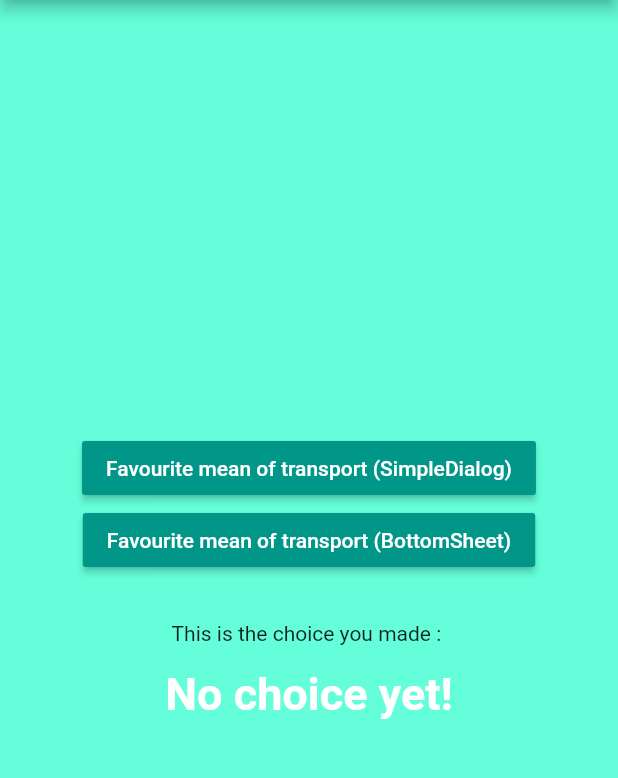
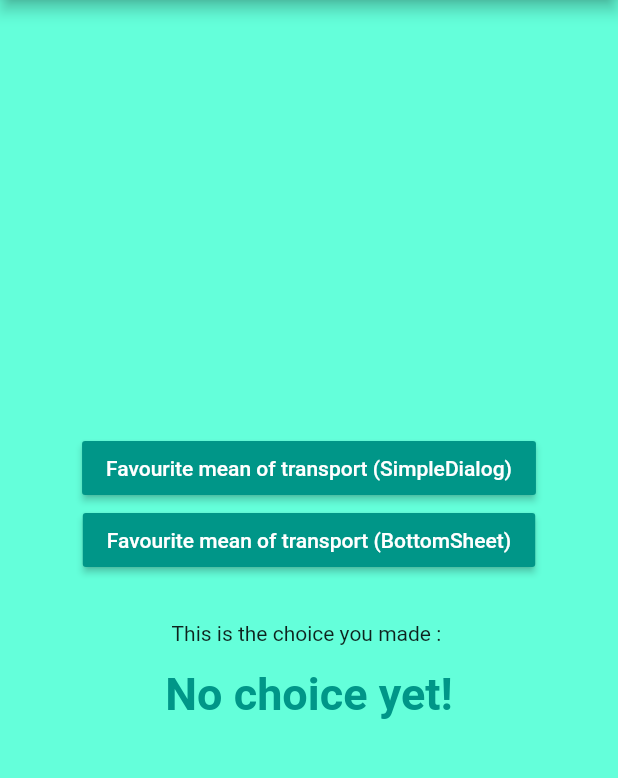
Before and after one commit to houcem-h/dsi3_simpledialog_bottomsheet, a Flutter app: the screen it shows after launch, on a phone screen of 412 x 824 dp, the part 84-862 px from its top. Run offline on Flutter 3.47's test engine with Material 2 defaults, Android fonts, the phone set to English and light mode, and no system bars.

Commit message:
nothing important

```diff
--- a/lib/main.dart
+++ b/lib/main.dart
@@ -125,7 +125,7 @@ class _MyDialogExampleAppState extends State<MyDialogExampleAppPage> {
               _choice,
               style: const TextStyle(
                   fontWeight: FontWeight.bold,
-                  color: Colors.white,
+                  color: Colors.teal,
                   fontSize: 30),
             ),
           ],
```
